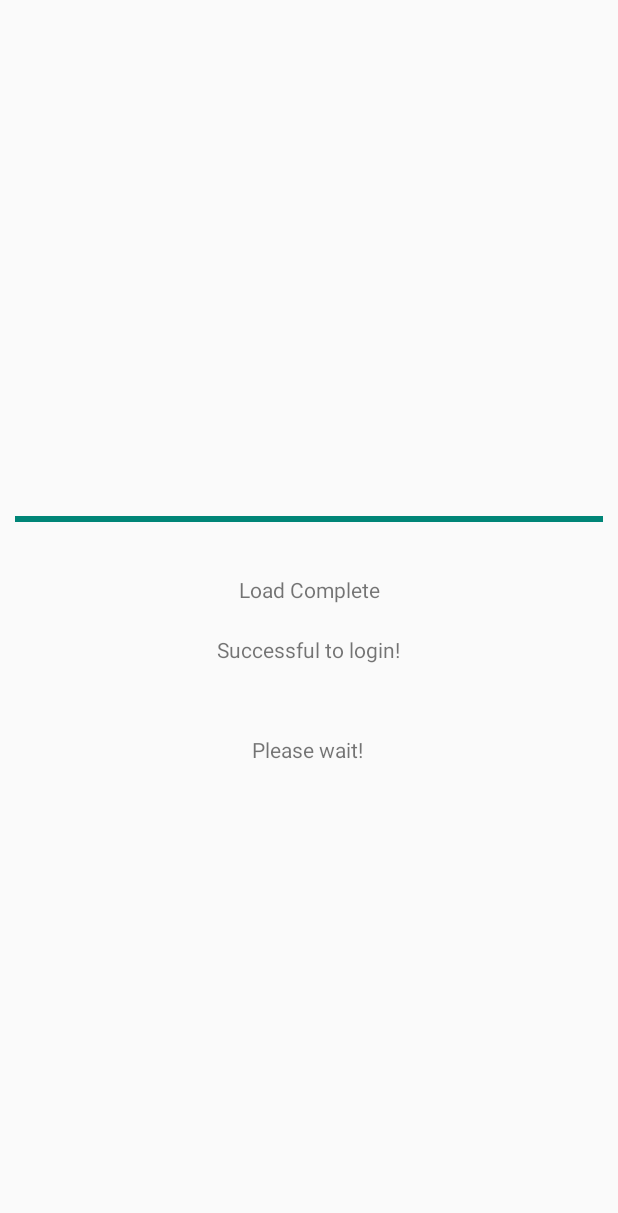
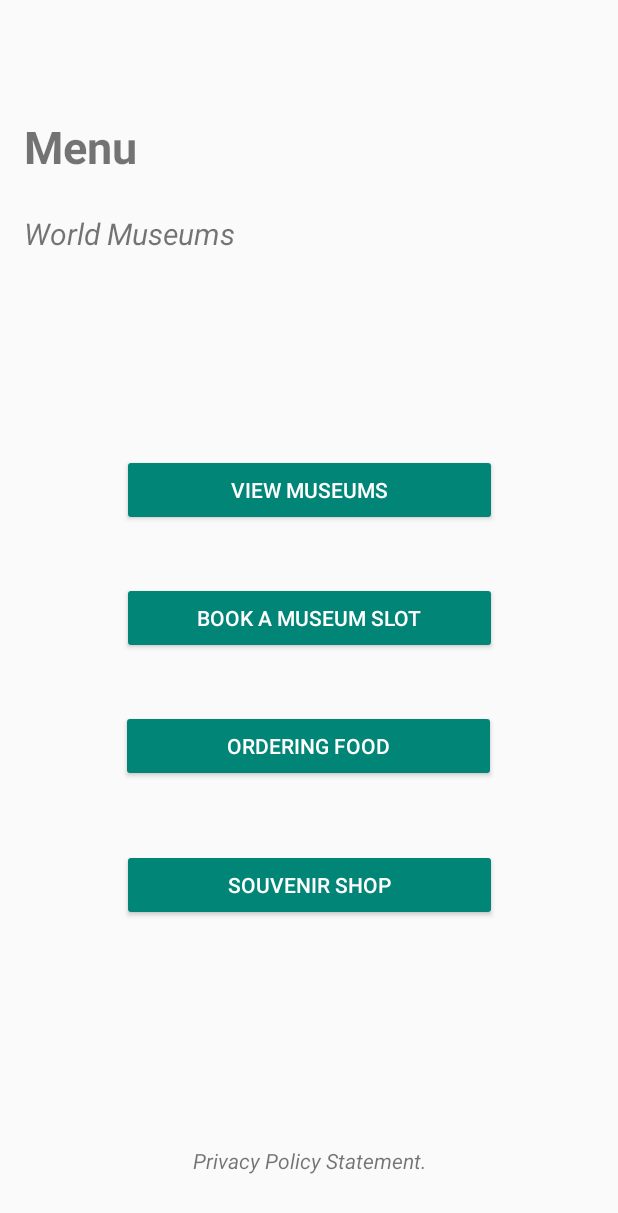
Before and after one commit to Ramposa/LoginApp1, an Android app: the MainActivity screen opened directly, with no data from a screen before it, on a phone screen of 412 x 824 dp. Shown: the top 1213 px of the screen. Run offline under Robolectric (Android 15) with nearby library versions, the phone set to English and light mode, and no system bars.

Commit message:
final Product

```diff
--- a/app/src/main/java/com/example/loginapp1/MainActivity.java
+++ b/app/src/main/java/com/example/loginapp1/MainActivity.java
@@ -1,67 +1,72 @@
 package com.example.loginapp1;
+
+import android.content.Intent;
+import android.os.Bundle;
+import android.view.View;
+import android.widget.Button;
+import android.widget.TextView;
 
 import androidx.appcompat.app.AppCompatActivity;
 
-import android.content.Intent;
-import android.os.Bundle;
-import android.os.Handler;
-import android.view.View;
-import android.widget.Button;
-import android.widget.ProgressBar;
-import android.widget.TextView;
-import java.util.Timer;
-import java.util.TimerTask;
-
 public class MainActivity extends AppCompatActivity {
 
-    Timer timer;
-
-    private ProgressBar mProgressBar;
-    private TextView mLoadingText;
-
-    private int mProgressStatus = 0;
-    private Handler mHandler = new Handler();
+    TextView privacyStatement;
+    Button bookMuse, viewMuse, orderingBtn, souvBtn, btn1;
 
     @Override
     protected void onCreate(Bundle savedInstanceState) {
         super.onCreate(savedInstanceState);
         setContentView(R.layout.activity_main);
 
-        mProgressBar = (ProgressBar) findViewById(R.id.progressBar);
-        mLoadingText = (TextView) findViewById(R.id.loadCompleteTextView);
+        btn1 = findViewById(R.id.btn1);
 
-        new Thread(new Runnable() {
+        privacyStatement = findViewById(R.id.privacyStatement);
+        bookMuse = findViewById(R.id.bookMuse);
+        orderingBtn = findViewById(R.id.orderingBtn);
+        souvBtn = findViewById(R.id.souvBtn);
+
+        btn1.setOnClickListener(new View.OnClickListener() {
             @Override
-            public void run() {
-                while(mProgressStatus < 5000){
-                    mProgressStatus++;
-                    android.os.SystemClock.sleep(5000);
-                    mHandler.post(new Runnable() {
-                        @Override
-                        public void run() {
-                            mProgressBar.setProgress(mProgressStatus);
-                        }
-                    });
-                }
-                mHandler.post(new Runnable() {
-                    @Override
-                    public void run() {
-                        mLoadingText.setVisibility(View.VISIBLE);
-                    }
-                });
+            public void onClick(View v) {
+                Intent intent = new Intent(MainActivity.this, reycl.class);
+                startActivity(intent);
             }
-        }).start();
+        });
 
-    // Automatically check to new activity.
-        timer = new Timer();
-        timer.schedule(new TimerTask() {
-        @Override
-        public void run() {
-            Intent intent = new Intent(MainActivity.this, menuActivity.class);
-            startActivity(intent);
-            finish();
-        }
-    }, 5000);
+        privacyStatement.setOnClickListener(new View.OnClickListener() {
+            @Override
+            public void onClick(View v) {
+                Intent intent = new Intent(getApplicationContext(), webAppView.class);
+                startActivity(intent);
+                finish();
+            }
+        });
 
+        bookMuse.setOnClickListener(new View.OnClickListener() {
+            @Override
+            public void onClick(View v) {
+                Intent intent = new Intent(getApplicationContext(), viewingMuse.class);
+                startActivity(intent);
+                finish();
+            }
+        });
+
+        orderingBtn.setOnClickListener(new View.OnClickListener() {
+            @Override
+            public void onClick(View v) {
+                Intent intent = new Intent(getApplicationContext(), foodOrder.class);
+                startActivity(intent);
+                finish();
+            }
+        });
+
+        souvBtn.setOnClickListener(new View.OnClickListener() {
+            @Override
+            public void onClick(View v) {
+                Intent intent = new Intent(getApplicationContext(), souvOrder.class);
+                startActivity(intent);
+                finish();
+            }
+        });
     }
 }
--- a/app/src/main/res/layout/activity_main.xml
+++ b/app/src/main/res/layout/activity_main.xml
@@ -6,51 +6,120 @@
     android:layout_height="match_parent"
     tools:context=".MainActivity">
 
-    <ProgressBar
-        android:id="@+id/progressBar"
-        style="@style/Widget.AppCompat.ProgressBar.Horizontal"
-        android:layout_width="match_parent"
-        android:layout_height="wrap_content"
-        android:layout_margin="10dp"
-        app:layout_constraintBottom_toBottomOf="parent"
-        app:layout_constraintEnd_toEndOf="parent"
-        app:layout_constraintTop_toTopOf="parent"
-        app:layout_constraintVertical_bias="0.416" />
-
     <TextView
-        android:id="@+id/loadCompleteTextView"
+        android:id="@+id/privacyStatement"
         android:layout_width="wrap_content"
         android:layout_height="wrap_content"
-        android:text="Load Complete"
+        android:layout_marginTop="40dp"
+        android:text="Privacy Policy Statement."
+        android:textStyle="italic"
         app:layout_constraintBottom_toBottomOf="parent"
         app:layout_constraintEnd_toEndOf="parent"
         app:layout_constraintStart_toStartOf="parent"
         app:layout_constraintTop_toTopOf="parent"
-        app:layout_constraintVertical_bias="0.476" />
+        app:layout_constraintVertical_bias="0.947"
+        tools:targetApi="jelly_bean" />
 
     <TextView
-        android:id="@+id/textView2"
+        android:id="@+id/textView4"
         android:layout_width="wrap_content"
         android:layout_height="wrap_content"
-        android:text="Successful to login!"
+        android:text="World Museums"
+        android:textSize="20dp"
+        android:textStyle="italic"
         app:layout_constraintBottom_toBottomOf="parent"
-        app:layout_constraintHorizontal_bias="0.498"
-        app:layout_constraintLeft_toLeftOf="parent"
-        app:layout_constraintRight_toRightOf="parent"
+        app:layout_constraintEnd_toEndOf="parent"
+        app:layout_constraintHorizontal_bias="0.06"
+        app:layout_constraintStart_toStartOf="parent"
         app:layout_constraintTop_toTopOf="parent"
-        app:layout_constraintVertical_bias="0.526" />
+        app:layout_constraintVertical_bias="0.178"
+        tools:text="World Museums" />
 
     <TextView
-        android:id="@+id/textView"
+        android:id="@+id/textView3"
         android:layout_width="wrap_content"
         android:layout_height="wrap_content"
-        android:text="Please wait!"
+        android:text="Menu"
+        android:textSize="30dp"
+        android:textStyle="bold"
         app:layout_constraintBottom_toBottomOf="parent"
-        app:layout_constraintHorizontal_bias="0.498"
-        app:layout_constraintLeft_toLeftOf="parent"
-        app:layout_constraintRight_toRightOf="parent"
+        app:layout_constraintEnd_toEndOf="parent"
+        app:layout_constraintHorizontal_bias="0.047"
+        app:layout_constraintStart_toStartOf="parent"
         app:layout_constraintTop_toTopOf="parent"
-        app:layout_constraintVertical_bias="0.609" />
+        app:layout_constraintVertical_bias="0.099"
+        tools:text="Menu" />
+
+
+    <Button
+        android:id="@+id/souvBtn"
+        style="@style/Widget.AppCompat.Button.Colored"
+        android:layout_width="wrap_content"
+        android:layout_height="wrap_content"
+        android:width="250dp"
+        android:text="Souvenir Shop"
+        app:layout_constraintBottom_toBottomOf="parent"
+        app:layout_constraintCircleRadius="50dp"
+        app:layout_constraintEnd_toEndOf="parent"
+        app:layout_constraintHorizontal_bias="0.503"
+        app:layout_constraintStart_toStartOf="parent"
+        app:layout_constraintTop_toTopOf="parent"
+        app:layout_constraintVertical_bias="0.729" />
+
+    <Button
+        android:id="@+id/orderingBtn"
+        style="@style/Widget.AppCompat.Button.Colored"
+        android:layout_width="wrap_content"
+        android:layout_height="wrap_content"
+        android:width="250dp"
+        android:text="Ordering Food"
+        app:layout_constraintBottom_toBottomOf="parent"
+        app:layout_constraintCircleRadius="50dp"
+        app:layout_constraintEnd_toEndOf="parent"
+        app:layout_constraintHorizontal_bias="0.496"
+        app:layout_constraintStart_toStartOf="parent"
+        app:layout_constraintTop_toTopOf="parent"
+        app:layout_constraintVertical_bias="0.61" />
+
+    <Button
+        android:id="@+id/btn1"
+        style="@style/Widget.AppCompat.Button.Colored"
+        android:layout_width="wrap_content"
+        android:layout_height="wrap_content"
+        android:width="250dp"
+        android:text="View Museums"
+        app:layout_constraintBottom_toBottomOf="parent"
+        app:layout_constraintCircleRadius="50dp"
+        app:layout_constraintEnd_toEndOf="parent"
+        app:layout_constraintHorizontal_bias="0.503"
+        app:layout_constraintStart_toStartOf="parent"
+        app:layout_constraintTop_toTopOf="parent"
+        app:layout_constraintVertical_bias="0.39" />
+
+    <!--
+    <Button
+        android:id="@+id/btn1"
+        android:layout_width="wrap_content"
+        android:layout_height="wrap_content"
+        android:text="Button"
+        app:layout_constraintBottom_toBottomOf="parent"
+        app:layout_constraintEnd_toEndOf="parent"
+        app:layout_constraintStart_toStartOf="parent"
+        app:layout_constraintTop_toTopOf="parent"
+        app:layout_constraintVertical_bias="0.412" /> -->
+
+    <Button
+        android:id="@+id/bookMuse"
+        android:layout_width="wrap_content"
+        android:layout_height="wrap_content"
+        android:text="Book a Museum slot"
+        style="@style/Widget.AppCompat.Button.Colored"
+        android:width="250dp"
+        app:layout_constraintCircleRadius="50dp"
+        app:layout_constraintBottom_toBottomOf="parent"
+        app:layout_constraintEnd_toEndOf="parent"
+        app:layout_constraintStart_toStartOf="parent"
+        app:layout_constraintTop_toTopOf="parent" />
 
 
 </androidx.constraintlayout.widget.ConstraintLayout>
```
Also changed, not shown: app/src/main/AndroidManifest.xml (+18 -7 lines), app/src/main/java/com/example/loginapp1/menuActivity.java (+6 -6 lines), app/src/main/res/layout/activity_menu.xml (+23 -14 lines), app/src/main/res/drawable/angular.png (deleted), app/src/main/res/drawable/cp.png (deleted), app/src/main/res/drawable/cpp.png (deleted), app/src/main/res/drawable/dotnet.png (deleted), app/src/main/res/drawable/java.png (deleted), app/src/main/res/drawable/magento.png (deleted), app/src/main/res/drawable/nodejs.png (deleted), app/src/main/res/drawable/php.png (deleted), app/src/main/res/drawable/python.png (deleted), app/src/main/res/drawable/shopify.png (deleted), app/src/main/res/drawable/wordpress.png (deleted).
